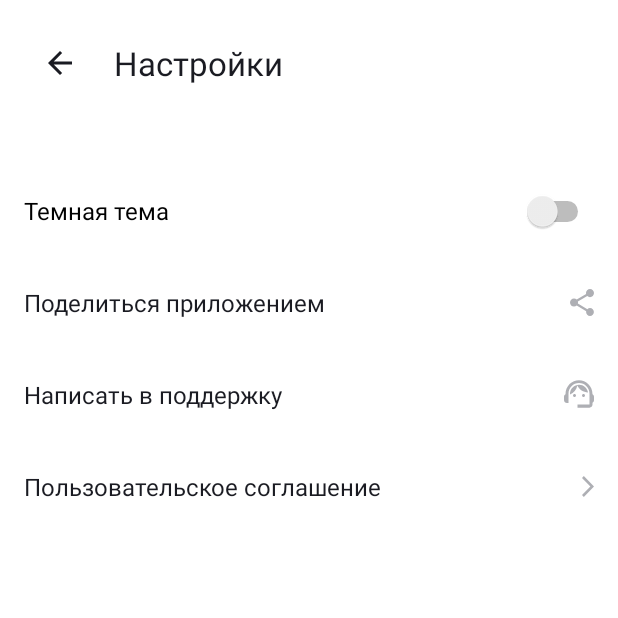
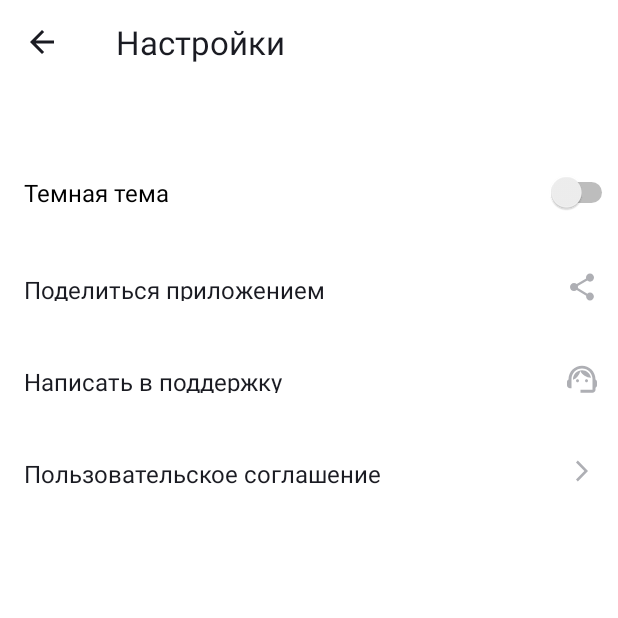
Before and after one commit to ShinEkaterina/PlaylistMaker, an Android app: the screen it shows after launch (SettingsActivity), after a tap on "Настройки", on a phone screen of 412 x 824 dp, the top half of it. Run offline under Robolectric (Android 15) with nearby library versions, the phone set to English and light mode, and no system bars.

Commit message:
issues corrected

```diff
--- a/app/src/main/java/com/example/playlistmaker/MainActivity.kt
+++ b/app/src/main/java/com/example/playlistmaker/MainActivity.kt
@@ -18,19 +18,20 @@ class MainActivity : AppCompatActivity() {
 
         val searchButtonClickListener: View.OnClickListener = object : View.OnClickListener {
             override fun onClick(v: View?) {
-                val displayIntent = Intent(this@MainActivity, SearchActivity::class.java)
-                startActivity(displayIntent)
+                navigateTo(SearchActivity::class.java)
             }
         }
         searchButton.setOnClickListener(searchButtonClickListener)
 
         libraryButton.setOnClickListener {
-            val displayIntent = Intent(this, LibraryActivity::class.java)
-            startActivity(displayIntent)
+            navigateTo(LibraryActivity::class.java)
         }
         settingsButton.setOnClickListener {
-            val displayIntent = Intent(this, SettingsActivity::class.java)
-            startActivity(displayIntent)
+            navigateTo(SettingsActivity::class.java)
         }
     }
+    private fun navigateTo(clazz: Class<out AppCompatActivity>) {
+        val intent = Intent(this, clazz)
+        startActivity(intent)
+    }
 }
--- a/app/src/main/java/com/example/playlistmaker/SettingsActivity.kt
+++ b/app/src/main/java/com/example/playlistmaker/SettingsActivity.kt
@@ -1,19 +1,15 @@
 package com.example.playlistmaker
 
-import android.content.Intent
+
 import androidx.appcompat.app.AppCompatActivity
 import android.os.Bundle
-import android.widget.ImageView
+import androidx.appcompat.widget.Toolbar
 
 class SettingsActivity : AppCompatActivity() {
     override fun onCreate(savedInstanceState: Bundle?) {
         super.onCreate(savedInstanceState)
         setContentView(R.layout.activity_settings)
-        val backButton = findViewById<ImageView>(R.id.back_arrow_image)
-
-        backButton.setOnClickListener {
-            val displayIntent = Intent(this, MainActivity::class.java)
-            startActivity(displayIntent)
-        }
+        val toolbar = findViewById<Toolbar>(R.id.settings_toolbar)
+        toolbar.setNavigationOnClickListener { finish() }
     }
 }
--- a/app/src/main/res/drawable/ic_arrow_back.xml
+++ b/app/src/main/res/drawable/ic_arrow_back.xml
@@ -1,9 +1,13 @@
 <vector xmlns:android="http://schemas.android.com/apk/res/android"
-    android:width="16dp"
-    android:height="16dp"
-    android:viewportWidth="16"
-    android:viewportHeight="16">
-  <path
-      android:pathData="M16,7H3.83L9.42,1.41L8,0L0,8L8,16L9.41,14.59L3.83,9H16V7Z"
-      android:fillColor="#1A1B22"/>
+    android:width="24dp"
+    android:height="24dp"
+    android:viewportWidth="24"
+    android:viewportHeight="24">
+  <group>
+    <clip-path
+        android:pathData="M0,0h24v24h-24z"/>
+    <path
+        android:pathData="M20,11H7.83L13.42,5.41L12,4L4,12L12,20L13.41,18.59L7.83,13H20V11Z"
+        android:fillColor="#1A1B22"/>
+  </group>
 </vector>
--- a/app/src/main/res/drawable/ic_arrow_forward.xml
+++ b/app/src/main/res/drawable/ic_arrow_forward.xml
@@ -1,9 +1,9 @@
 <vector xmlns:android="http://schemas.android.com/apk/res/android"
-    android:width="8dp"
-    android:height="14dp"
-    android:viewportWidth="8"
-    android:viewportHeight="14">
+    android:width="24dp"
+    android:height="24dp"
+    android:viewportWidth="24"
+    android:viewportHeight="24">
   <path
-      android:pathData="M0,12.748L1.213,14L8,7L1.213,0L0,1.252L5.573,7L0,12.748Z"
+      android:pathData="M8,17.749L9.213,19L16,12L9.213,5L8,6.252L13.573,12L8,17.749Z"
       android:fillColor="#AEAFB4"/>
 </vector>
--- a/app/src/main/res/drawable/ic_share.xml
+++ b/app/src/main/res/drawable/ic_share.xml
@@ -1,9 +1,9 @@
 <vector xmlns:android="http://schemas.android.com/apk/res/android"
-    android:width="16dp"
-    android:height="18dp"
-    android:viewportWidth="16"
-    android:viewportHeight="18">
+    android:width="24dp"
+    android:height="24dp"
+    android:viewportWidth="24"
+    android:viewportHeight="24">
   <path
-      android:pathData="M13.333,12.723C12.658,12.723 12.053,12.994 11.591,13.419L5.253,9.669C5.298,9.461 5.333,9.253 5.333,9.036C5.333,8.819 5.298,8.611 5.253,8.404L11.52,4.69C12,5.142 12.631,5.422 13.333,5.422C14.809,5.422 16,4.211 16,2.711C16,1.211 14.809,0 13.333,0C11.858,0 10.667,1.211 10.667,2.711C10.667,2.928 10.702,3.136 10.747,3.343L4.48,7.057C4,6.605 3.369,6.325 2.667,6.325C1.191,6.325 0,7.536 0,9.036C0,10.536 1.191,11.747 2.667,11.747C3.369,11.747 4,11.467 4.48,11.015L10.809,14.774C10.764,14.964 10.738,15.163 10.738,15.361C10.738,16.816 11.902,18 13.333,18C14.764,18 15.929,16.816 15.929,15.361C15.929,13.907 14.764,12.723 13.333,12.723Z"
+      android:pathData="M17.333,15.723C16.658,15.723 16.053,15.994 15.591,16.419L9.253,12.669C9.298,12.461 9.333,12.253 9.333,12.036C9.333,11.819 9.298,11.611 9.253,11.404L15.52,7.69C16,8.142 16.631,8.422 17.333,8.422C18.809,8.422 20,7.211 20,5.711C20,4.211 18.809,3 17.333,3C15.858,3 14.667,4.211 14.667,5.711C14.667,5.928 14.702,6.136 14.747,6.343L8.48,10.057C8,9.605 7.369,9.325 6.667,9.325C5.191,9.325 4,10.536 4,12.036C4,13.536 5.191,14.747 6.667,14.747C7.369,14.747 8,14.467 8.48,14.015L14.809,17.774C14.764,17.964 14.738,18.163 14.738,18.361C14.738,19.816 15.902,21 17.333,21C18.764,21 19.929,19.816 19.929,18.361C19.929,16.907 18.764,15.723 17.333,15.723Z"
       android:fillColor="#AEAFB4"/>
 </vector>
--- a/app/src/main/res/drawable/ic_support.xml
+++ b/app/src/main/res/drawable/ic_support.xml
@@ -1,18 +1,18 @@
 <vector xmlns:android="http://schemas.android.com/apk/res/android"
-    android:width="20dp"
-    android:height="19dp"
-    android:viewportWidth="20"
-    android:viewportHeight="19">
+    android:width="24dp"
+    android:height="24dp"
+    android:viewportWidth="24"
+    android:viewportHeight="24">
   <path
-      android:pathData="M19,9.32C19,3.83 14.74,0.1 10,0.1C5.31,0.1 1,3.75 1,9.38C0.4,9.72 0,10.36 0,11.1V13.1C0,14.2 0.9,15.1 2,15.1H3V9C3,5.13 6.13,2 10,2C13.87,2 17,5.13 17,9V16.1H9V18.1H17C18.1,18.1 19,17.2 19,16.1V14.88C19.59,14.57 20,13.96 20,13.24V10.94C20,10.24 19.59,9.63 19,9.32Z"
+      android:pathData="M21,12.32C21,6.83 16.74,3.1 12,3.1C7.31,3.1 3,6.75 3,12.38C2.4,12.72 2,13.36 2,14.1V16.1C2,17.2 2.9,18.1 4,18.1H5V12C5,8.13 8.13,5 12,5C15.87,5 19,8.13 19,12V19.1H11V21.1H19C20.1,21.1 21,20.2 21,19.1V17.88C21.59,17.57 22,16.96 22,16.24V13.94C22,13.24 21.59,12.63 21,12.32Z"
       android:fillColor="#AEAFB4"/>
   <path
-      android:pathData="M7,11.1C7.552,11.1 8,10.652 8,10.1C8,9.548 7.552,9.1 7,9.1C6.448,9.1 6,9.548 6,10.1C6,10.652 6.448,11.1 7,11.1Z"
+      android:pathData="M9,14.1C9.552,14.1 10,13.652 10,13.1C10,12.548 9.552,12.1 9,12.1C8.448,12.1 8,12.548 8,13.1C8,13.652 8.448,14.1 9,14.1Z"
       android:fillColor="#AEAFB4"/>
   <path
-      android:pathData="M13,11.1C13.552,11.1 14,10.652 14,10.1C14,9.548 13.552,9.1 13,9.1C12.448,9.1 12,9.548 12,10.1C12,10.652 12.448,11.1 13,11.1Z"
+      android:pathData="M15,14.1C15.552,14.1 16,13.652 16,13.1C16,12.548 15.552,12.1 15,12.1C14.448,12.1 14,12.548 14,13.1C14,13.652 14.448,14.1 15,14.1Z"
       android:fillColor="#AEAFB4"/>
   <path
-      android:pathData="M16,8.13C15.52,5.28 13.04,3.1 10.05,3.1C7.02,3.1 3.76,5.61 4.02,9.55C6.49,8.54 8.35,6.34 8.88,3.66C10.19,6.29 12.88,8.1 16,8.13Z"
+      android:pathData="M18,11.13C17.52,8.28 15.04,6.1 12.05,6.1C9.02,6.1 5.76,8.61 6.02,12.55C8.49,11.54 10.35,9.34 10.88,6.66C12.19,9.29 14.88,11.1 18,11.13Z"
       android:fillColor="#AEAFB4"/>
 </vector>
--- a/app/src/main/res/layout/activity_settings.xml
+++ b/app/src/main/res/layout/activity_settings.xml
@@ -5,30 +5,22 @@
     android:layout_width="match_parent"
     android:layout_height="match_parent"
     android:background="@color/white"
-    android:paddingHorizontal="@dimen/main_activity_side_padding"
-    android:paddingTop="@dimen/main_activity_top_padding"
-    android:paddingBottom="@dimen/main_activity_bottom_padding"
     android:orientation="vertical">
 
     <androidx.appcompat.widget.Toolbar
+        android:id="@+id/settings_toolbar"
         android:layout_width="match_parent"
         android:layout_height="wrap_content"
+        app:navigationIcon="@drawable/ic_arrow_back"
         android:layout_margin="0dp">
 
-        <ImageView
-            android:id="@+id/back_arrow_image"
+        <TextView
             android:layout_width="wrap_content"
             android:layout_height="wrap_content"
-            android:layout_marginStart="4dp"
-            android:layout_marginEnd="28dp"
-            app:srcCompat="@drawable/ic_arrow_back" />
-
-        <TextView
-            android:textSize="@dimen/header_text_size"
+            android:layout_marginStart="@dimen/toolbar_header_margin"
+            android:text="@string/settings"
             android:textColor="@color/button_text_color"
-            android:layout_width="wrap_content"
-            android:layout_height="wrap_content"
-            android:text="@string/settings" />
+            android:textSize="@dimen/header_text_size" />
 
     </androidx.appcompat.widget.Toolbar>
 
@@ -36,74 +28,89 @@
         android:layout_width="match_parent"
         android:layout_height="wrap_content"
         android:layout_gravity="start"
+        android:layout_marginStart="@dimen/settings_margin_start"
         android:layout_marginTop="40dp"
-        android:height="@dimen/height_for_setting"
+        android:paddingVertical="@dimen/settings_element_padding_vertical"
         android:text="@string/dark_theme"
         android:textSize="@dimen/text_small"
         tools:ignore="UseSwitchCompatOrMaterialXml" />
 
-    <FrameLayout
+    <LinearLayout
         android:layout_width="match_parent"
         android:layout_height="@dimen/height_for_setting"
-       >
+        android:baselineAligned="false"
+        android:orientation="horizontal">
 
         <TextView
-            android:layout_width="match_parent"
-            android:layout_height="match_parent"
-            android:layout_gravity="start"
-            android:gravity="center_vertical"
+            android:layout_width="0dp"
+            android:layout_height="wrap_content"
+            android:paddingVertical="@dimen/settings_element_padding_vertical"
+            android:layout_gravity="center_vertical"
+            android:layout_marginStart="@dimen/settings_margin_start"
+            android:layout_weight="1"
+            android:text="@string/share_app"
             android:textColor="@color/button_text_color"
-            android:textSize="@dimen/text_small"
-            android:text="@string/share_app" />
+            android:textSize="@dimen/text_small" />
 
         <ImageView
             android:layout_width="wrap_content"
             android:layout_height="wrap_content"
             android:layout_gravity="center_vertical|end"
+            android:layout_marginEnd="@dimen/settings_margin_end"
             android:src="@drawable/ic_share" />
 
-    </FrameLayout>
+    </LinearLayout>
 
-    <FrameLayout
+    <LinearLayout
         android:layout_width="match_parent"
-        android:layout_height="@dimen/height_for_setting">
+        android:layout_height="@dimen/height_for_setting"
+        android:baselineAligned="false"
+        android:orientation="horizontal">
 
         <TextView
-            android:layout_width="match_parent"
-            android:layout_height="match_parent"
-            android:layout_gravity="start"
-            android:gravity="center_vertical"
+            android:layout_width="0dp"
+            android:layout_height="wrap_content"
+            android:paddingVertical="@dimen/settings_element_padding_vertical"
+            android:layout_gravity="center_vertical"
+            android:layout_marginStart="@dimen/settings_margin_start"
+            android:layout_weight="1"
+            android:text="@string/write_to_support"
             android:textColor="@color/button_text_color"
-            android:textSize="@dimen/text_small"
-            android:text="@string/write_to_support" />
+            android:textSize="@dimen/text_small" />
 
         <ImageView
             android:layout_width="wrap_content"
             android:layout_height="wrap_content"
             android:layout_gravity="center_vertical|end"
+            android:layout_marginEnd="@dimen/settings_margin_end"
             android:src="@drawable/ic_support" />
 
-    </FrameLayout>
+    </LinearLayout>
 
-    <FrameLayout
+    <LinearLayout
         android:layout_width="match_parent"
-        android:layout_height="@dimen/height_for_setting">
+        android:layout_height="@dimen/height_for_setting"
+        android:baselineAligned="false"
+        android:orientation="horizontal">
 
         <TextView
-            android:layout_width="match_parent"
-            android:layout_height="match_parent"
-            android:layout_gravity="start"
-            android:gravity="center_vertical"
+            android:layout_width="0dp"
+            android:layout_height="wrap_content"
+            android:paddingVertical="@dimen/settings_element_padding_vertical"
+            android:layout_gravity="center_vertical"
+            android:layout_marginStart="@dimen/settings_margin_start"
+            android:layout_weight="1"
+            android:text="@string/user_agreement"
             android:textColor="@color/button_text_color"
-            android:textSize="@dimen/text_small"
-            android:text="@string/user_agreement" />
+            android:textSize="@dimen/text_small" />
 
         <ImageView
             android:layout_width="wrap_content"
             android:layout_height="wrap_content"
             android:layout_gravity="center_vertical|end"
+            android:layout_marginEnd="@dimen/settings_margin_end"
             android:src="@drawable/ic_arrow_forward" />
 
-    </FrameLayout>
+    </LinearLayout>
 
 </LinearLayout>
--- a/app/src/main/res/values/dimens.xml
+++ b/app/src/main/res/values/dimens.xml
@@ -5,9 +5,16 @@
     <dimen name="main_activity_top_padding">14dp</dimen>
     <dimen name="button_text_size">22sp</dimen>
     <dimen name="header_text_size">22sp</dimen>
-    <dimen name="icon_to_text">10dp</dimen>
+    <dimen name="icon_to_text">8dp</dimen>
     <dimen name="icon_radius">10dp</dimen>
     <dimen name="button_corner_radius">16dp</dimen>
     <dimen name="height_for_setting">61dp</dimen>
     <dimen name="text_small">16sp</dimen>
+    <dimen name="menu_button_insetTop">0dp</dimen>
+    <dimen name="menu_button_marginTop">16dp</dimen>
+    <dimen name="menu_button_height">0dp</dimen>
+    <dimen name="settings_margin_end">12dp</dimen>
+    <dimen name="settings_margin_start">16dp</dimen>
+    <dimen name="settings_element_padding_vertical">21dp</dimen>
+    <dimen name="toolbar_header_margin">21dp</dimen>
 </resources>
```
Also changed, not shown: app/src/main/java/com/example/playlistmaker/LibraryActivity.kt (+3 -8 lines), app/src/main/java/com/example/playlistmaker/SearchActivity.kt (+3 -8 lines), app/src/main/res/drawable/ic_library.xml (+5 -5 lines), app/src/main/res/drawable/ic_search.xml (+5 -5 lines), app/src/main/res/drawable/ic_settings.xml (+5 -5 lines), app/src/main/res/layout/activity_library.xml (+2 -11 lines), app/src/main/res/layout/activity_main.xml (+32 -27 lines), app/src/main/res/layout/activity_search.xml (+2 -12 lines).
